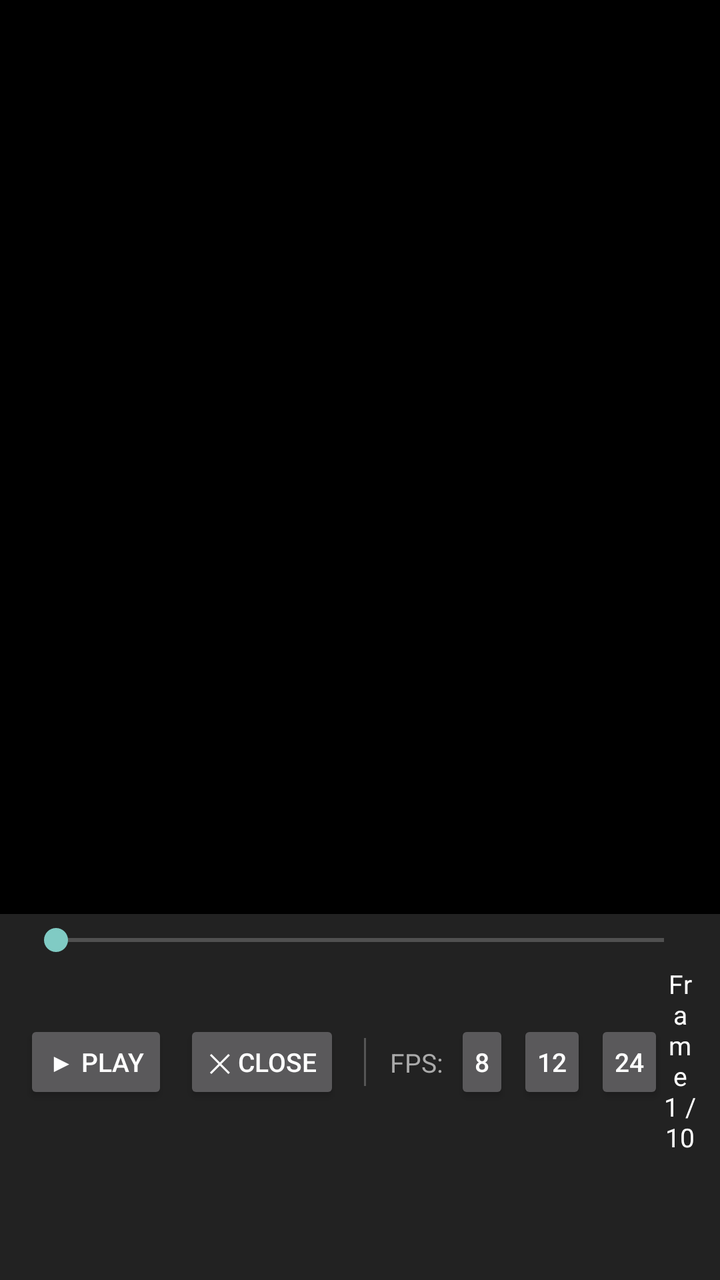
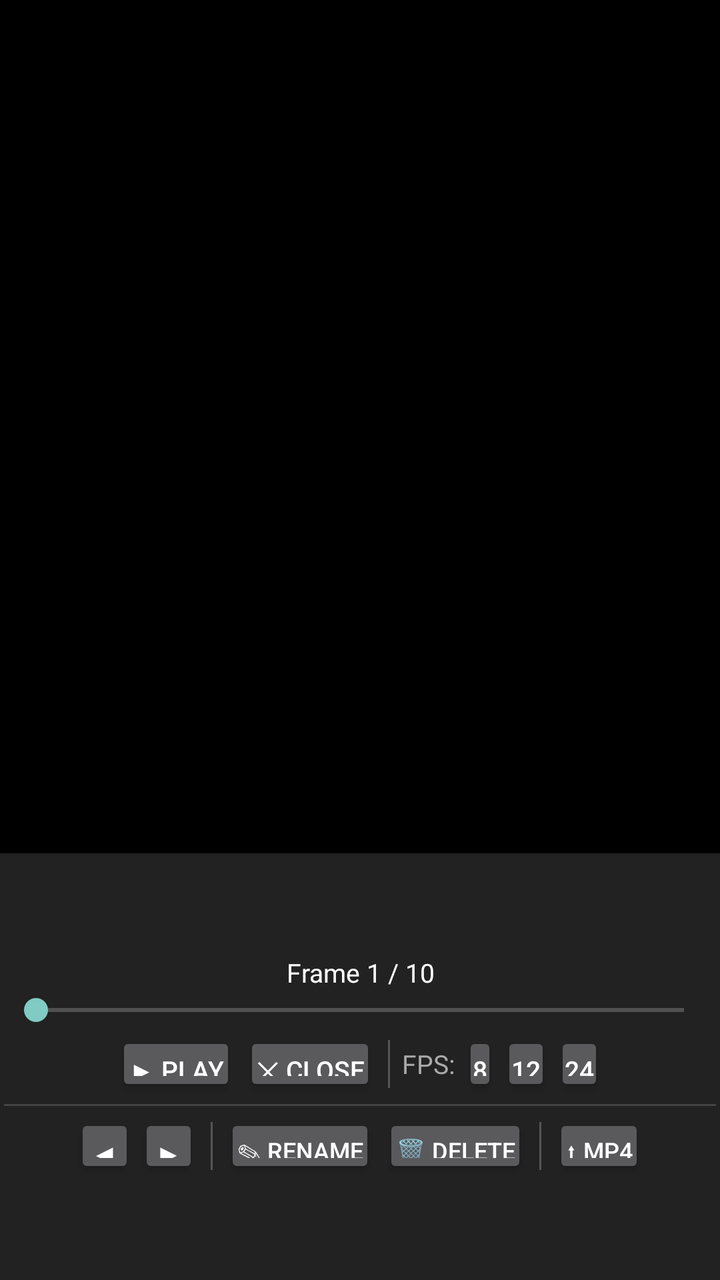

An Android layout rendered at two revisions. The XML below is the earlier revision; the diff shows what the commit changed to produce the second picture.
<!-- AndroidManifest.xml: activity theme Theme.AppCompat.NoActionBar -->
<!-- res/layout/activity_frame_preview.xml -->
<?xml version="1.0" encoding="utf-8"?>
<LinearLayout
    xmlns:android="http://schemas.android.com/apk/res/android"
    android:layout_width="match_parent"
    android:layout_height="match_parent"
    android:orientation="vertical"
    android:background="#000000">

    
    <ImageView
        android:id="@+id/previewImageView"
        android:layout_width="match_parent"
        android:layout_height="0dp"
        android:layout_weight="2.5"
        android:scaleType="fitCenter"
        android:background="#000000" />

    
    <LinearLayout
        android:layout_width="match_parent"
        android:layout_height="0dp"
        android:layout_weight="1"
        android:orientation="vertical"
        android:background="#222222"
        android:paddingStart="12dp"
        android:paddingEnd="12dp"
        android:paddingTop="4dp"
        android:paddingBottom="4dp"
        android:gravity="top">

        

        
        <SeekBar
            android:id="@+id/frameSeekBar"
            android:layout_width="match_parent"
            android:layout_height="wrap_content"
            android:layout_marginBottom="4dp" />

        
        <LinearLayout
            android:layout_width="match_parent"
            android:layout_height="wrap_content"
            android:orientation="horizontal"
            android:gravity="center">

            <Button
                android:id="@+id/playButton"
                android:layout_width="wrap_content"
                android:layout_height="42dp"
                android:text="▶ Play"
                android:textSize="13sp"
                android:paddingStart="12dp"
                android:paddingEnd="12dp"
                android:minWidth="0dp"
                android:minHeight="0dp" />

            <Button
                android:id="@+id/closeButton"
                android:layout_width="wrap_content"
                android:layout_height="42dp"
                android:text="✕ Close"
                android:textSize="13sp"
                android:paddingStart="12dp"
                android:paddingEnd="12dp"
                android:minWidth="0dp"
                android:minHeight="0dp"
                android:layout_marginStart="8dp" />

            
            <View
                android:layout_width="1dp"
                android:layout_height="24dp"
                android:background="#555555"
                android:layout_marginStart="12dp"
                android:layout_marginEnd="12dp" />

            <TextView
                android:layout_width="wrap_content"
                android:layout_height="wrap_content"
                android:text="FPS:"
                android:textColor="#AAAAAA"
                android:textSize="13sp"
                android:layout_marginEnd="6dp" />

            <Button
                android:id="@+id/fps8Button"
                android:layout_width="wrap_content"
                android:layout_height="42dp"
                android:text="8"
                android:textSize="13sp"
                android:paddingStart="10dp"
                android:paddingEnd="10dp"
                android:minWidth="0dp"
                android:minHeight="0dp" />

            <Button
                android:id="@+id/fps12Button"
                android:layout_width="wrap_content"
                android:layout_height="42dp"
                android:text="12"
                android:textSize="13sp"
                android:paddingStart="10dp"
                android:paddingEnd="10dp"
                android:minWidth="0dp"
                android:minHeight="0dp"
                android:layout_marginStart="4dp" />

            <Button
                android:id="@+id/fps24Button"
                android:layout_width="wrap_content"
                android:layout_height="42dp"
                android:text="24"
                android:textSize="13sp"
                android:paddingStart="10dp"
                android:paddingEnd="10dp"
                android:minWidth="0dp"
                android:minHeight="0dp"
                android:layout_marginStart="4dp" />

        <TextView
            android:id="@+id/frameCounter"
            android:layout_width="match_parent"
            android:layout_height="wrap_content"
            android:text="Frame 1 / 10"
            android:textColor="#FFFFFF"
            android:textSize="13sp"
            android:gravity="center"
            android:paddingBottom="2dp" />

        </LinearLayout>

    </LinearLayout>

</LinearLayout>
<!-- resources referenced by this layout -->
<resources>

</resources>

<!-- the commit's change to res/layout/activity_frame_preview.xml (unified diff, before → after) -->
@@ -11,7 +11,7 @@
         android:id="@+id/previewImageView"
         android:layout_width="match_parent"
         android:layout_height="0dp"
-        android:layout_weight="2.5"
+        android:layout_weight="2"
         android:scaleType="fitCenter"
         android:background="#000000" />
 
@@ -22,58 +22,68 @@
         android:layout_weight="1"
         android:orientation="vertical"
         android:background="#222222"
-        android:paddingStart="12dp"
-        android:paddingEnd="12dp"
-        android:paddingTop="4dp"
-        android:paddingBottom="4dp"
-        android:gravity="top">
-
-        
+        android:paddingStart="2dp"
+        android:paddingEnd="2dp"
+        android:paddingTop="2dp"
+        android:paddingBottom="2dp"
+        android:gravity="center_vertical">
+
+        
+        <TextView
+            android:id="@+id/frameCounter"
+            android:layout_width="match_parent"
+            android:layout_height="wrap_content"
+            android:text="Frame 1 / 10"
+            android:textColor="#FFFFFF"
+            android:textSize="13sp"
+            android:gravity="center"
+            android:paddingBottom="1dp" />
 
         
         <SeekBar
             android:id="@+id/frameSeekBar"
             android:layout_width="match_parent"
             android:layout_height="wrap_content"
-            android:layout_marginBottom="4dp" />
+            android:layout_marginBottom="2dp" />
 
         
         <LinearLayout
             android:layout_width="match_parent"
             android:layout_height="wrap_content"
             android:orientation="horizontal"
-            android:gravity="center">
+            android:gravity="center"
+            android:layout_marginBottom="4dp">
 
             <Button
                 android:id="@+id/playButton"
                 android:layout_width="wrap_content"
-                android:layout_height="42dp"
+                android:layout_height="32dp"
                 android:text="▶ Play"
                 android:textSize="13sp"
-                android:paddingStart="12dp"
-                android:paddingEnd="12dp"
+                android:paddingStart="6dp"
+                android:paddingEnd="6dp"
                 android:minWidth="0dp"
                 android:minHeight="0dp" />
 
             <Button
                 android:id="@+id/closeButton"
                 android:layout_width="wrap_content"
-                android:layout_height="42dp"
+                android:layout_height="32dp"
                 android:text="✕ Close"
                 android:textSize="13sp"
-                android:paddingStart="12dp"
-                android:paddingEnd="12dp"
-                android:minWidth="0dp"
-                android:minHeight="0dp"
-                android:layout_marginStart="8dp" />
+                android:paddingStart="6dp"
+                android:paddingEnd="6dp"
+                android:minWidth="0dp"
+                android:minHeight="0dp"
+                android:layout_marginStart="4dp" />
 
             
             <View
                 android:layout_width="1dp"
                 android:layout_height="24dp"
                 android:background="#555555"
-                android:layout_marginStart="12dp"
-                android:layout_marginEnd="12dp" />
+                android:layout_marginStart="6dp"
+                android:layout_marginEnd="6dp" />
 
             <TextView
                 android:layout_width="wrap_content"
@@ -81,52 +91,133 @@
                 android:text="FPS:"
                 android:textColor="#AAAAAA"
                 android:textSize="13sp"
+                android:layout_marginEnd="4dp" />
+
+            <Button
+                android:id="@+id/fps8Button"
+                android:layout_width="wrap_content"
+                android:layout_height="32dp"
+                android:text="8"
+                android:textSize="13sp"
+                android:paddingStart="5dp"
+                android:paddingEnd="5dp"
+                android:minWidth="0dp"
+                android:minHeight="0dp" />
+
+            <Button
+                android:id="@+id/fps12Button"
+                android:layout_width="wrap_content"
+                android:layout_height="32dp"
+                android:text="12"
+                android:textSize="13sp"
+                android:paddingStart="5dp"
+                android:paddingEnd="5dp"
+                android:minWidth="0dp"
+                android:minHeight="0dp"
+                android:layout_marginStart="2dp" />
+
+            <Button
+                android:id="@+id/fps24Button"
+                android:layout_width="wrap_content"
+                android:layout_height="32dp"
+                android:text="24"
+                android:textSize="13sp"
+                android:paddingStart="5dp"
+                android:paddingEnd="5dp"
+                android:minWidth="0dp"
+                android:minHeight="0dp"
+                android:layout_marginStart="2dp" />
+
+        </LinearLayout>
+
+        
+        <View
+            android:layout_width="match_parent"
+            android:layout_height="1dp"
+            android:background="#444444"
+            android:layout_marginBottom="4dp" />
+
+        
+        <LinearLayout
+            android:layout_width="match_parent"
+            android:layout_height="wrap_content"
+            android:orientation="horizontal"
+            android:gravity="center">
+
+            <Button
+                android:id="@+id/moveLeftButton"
+                android:layout_width="wrap_content"
+                android:layout_height="32dp"
+                android:text="◀"
+                android:textSize="14sp"
+                android:paddingStart="8dp"
+                android:paddingEnd="8dp"
+                android:minWidth="0dp"
+                android:minHeight="0dp"
+                android:contentDescription="Move frame left" />
+
+            <Button
+                android:id="@+id/moveRightButton"
+                android:layout_width="wrap_content"
+                android:layout_height="32dp"
+                android:text="▶"
+                android:textSize="14sp"
+                android:paddingStart="8dp"
+                android:paddingEnd="8dp"
+                android:minWidth="0dp"
+                android:minHeight="0dp"
+                android:layout_marginStart="2dp"
+                android:contentDescription="Move frame right" />
+
+            
+            <View
+                android:layout_width="1dp"
+                android:layout_height="24dp"
+                android:background="#555555"
+                android:layout_marginStart="6dp"
                 android:layout_marginEnd="6dp" />
 
             <Button
-                android:id="@+id/fps8Button"
-                android:layout_width="wrap_content"
-                android:layout_height="42dp"
-                android:text="8"
-                android:textSize="13sp"
-                android:paddingStart="10dp"
-                android:paddingEnd="10dp"
-                android:minWidth="0dp"
-                android:minHeight="0dp" />
-
-            <Button
-                android:id="@+id/fps12Button"
-                android:layout_width="wrap_content"
-                android:layout_height="42dp"
-                android:text="12"
-                android:textSize="13sp"
-                android:paddingStart="10dp"
-                android:paddingEnd="10dp"
+                android:id="@+id/renameButton"
+                android:layout_width="wrap_content"
+                android:layout_height="32dp"
+                android:text="✎ Rename"
+                android:textSize="12sp"
+                android:paddingStart="6dp"
+                android:paddingEnd="6dp"
+                android:minWidth="0dp"
+                android:minHeight="0dp" />
+
+            <Button
+                android:id="@+id/deleteButton"
+                android:layout_width="wrap_content"
+                android:layout_height="32dp"
+                android:text="🗑 Delete"
+                android:textSize="12sp"
+                android:paddingStart="6dp"
+                android:paddingEnd="6dp"
                 android:minWidth="0dp"
                 android:minHeight="0dp"
                 android:layout_marginStart="4dp" />
 
-            <Button
-                android:id="@+id/fps24Button"
-                android:layout_width="wrap_content"
-                android:layout_height="42dp"
-                android:text="24"
-                android:textSize="13sp"
-                android:paddingStart="10dp"
-                android:paddingEnd="10dp"
-                android:minWidth="0dp"
-                android:minHeight="0dp"
-                android:layout_marginStart="4dp" />
-
-        <TextView
-            android:id="@+id/frameCounter"
-            android:layout_width="match_parent"
-            android:layout_height="wrap_content"
-            android:text="Frame 1 / 10"
-            android:textColor="#FFFFFF"
-            android:textSize="13sp"
-            android:gravity="center"
-            android:paddingBottom="2dp" />
+            
+            <View
+                android:layout_width="1dp"
+                android:layout_height="24dp"
+                android:background="#555555"
+                android:layout_marginStart="6dp"
+                android:layout_marginEnd="6dp" />
+
+            <Button
+                android:id="@+id/exportButton"
+                android:layout_width="wrap_content"
+                android:layout_height="32dp"
+                android:text="⬆ MP4"
+                android:textSize="12sp"
+                android:paddingStart="6dp"
+                android:paddingEnd="6dp"
+                android:minWidth="0dp"
+                android:minHeight="0dp" />
 
         </LinearLayout>
 
